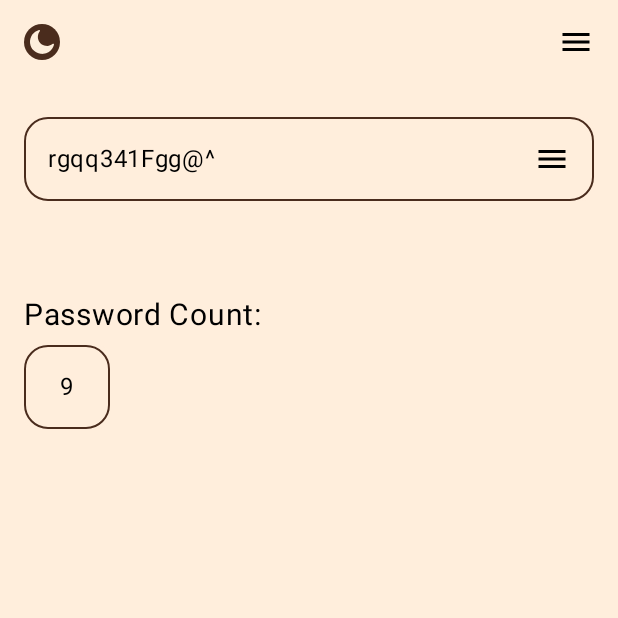
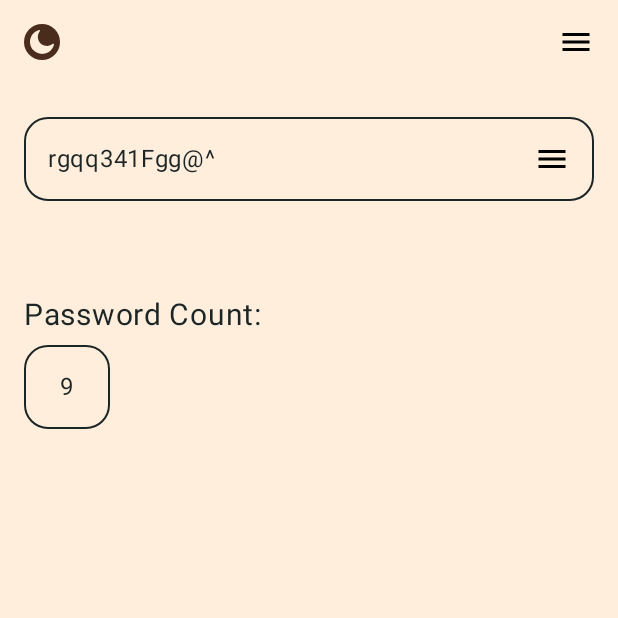
Before and after one commit to iAmEben/KeySmith, an Android app built with Jetpack Compose: the screen it shows after launch (MainActivity), on a phone screen of 412 x 824 dp, the top half of it. Run offline under Robolectric (Android 15) with nearby library versions, the phone set to English and light mode, and no system bars; our stand-ins replace Dagger/Hilt's generated code.

Commit message:
Added a global color for text composables that is theme aware also

```diff
--- a/app/src/main/java/com/iameben/keysmith/ui/theme/Theme.kt
+++ b/app/src/main/java/com/iameben/keysmith/ui/theme/Theme.kt
@@ -3,9 +3,11 @@ package com.iameben.keysmith.ui.theme
 import android.os.Build
 import androidx.compose.foundation.isSystemInDarkTheme
 import androidx.compose.material3.MaterialTheme
+import androidx.compose.material3.ProvideTextStyle
 import androidx.compose.material3.darkColorScheme
 import androidx.compose.material3.lightColorScheme
 import androidx.compose.runtime.Composable
+import androidx.compose.ui.text.TextStyle
 
 private val DarkColorScheme = darkColorScheme(
     primary = DarkMocha,
@@ -29,10 +31,19 @@ private val LightColorScheme = lightColorScheme(
     onPrimary = PureWhite,
     onSecondary = DeepBrown,
     onTertiary = LightApricotBeige,
-    onBackground = DeepCocoaBrown,
+    onBackground = DarkGray,
     onSurface = DeepCocoaBrown,
 
 )
+
+private val CustomDarkTextStyle = TextStyle(
+    color = WarmSandTan
+)
+
+private val CustomTextStyle = TextStyle(
+    color = DarkGray
+)
+
 
 @Composable
 fun KeySmithTheme(
@@ -51,9 +62,13 @@ fun KeySmithTheme(
         else -> LightColorScheme
     }
 
+    val textStyle = if (darkTheme) CustomDarkTextStyle else CustomTextStyle
+
     MaterialTheme(
         colorScheme = colorScheme,
         typography = Typography,
-        content = content
+        content = {
+            ProvideTextStyle(textStyle, content = content)
+        }
     )
 }
```
